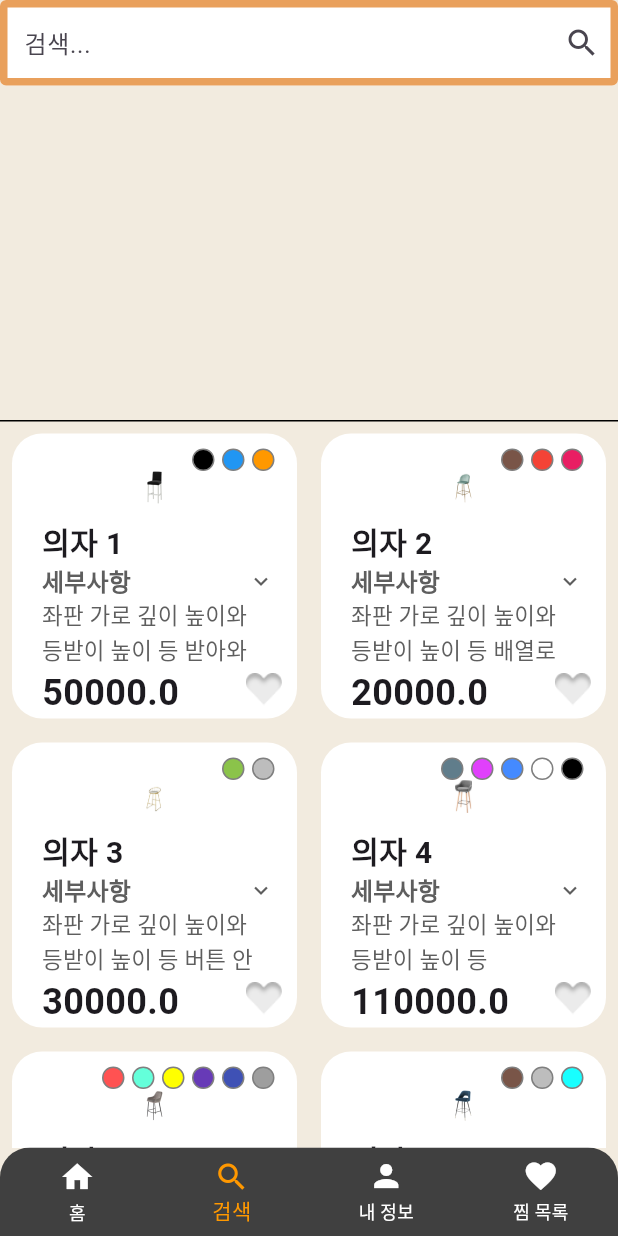
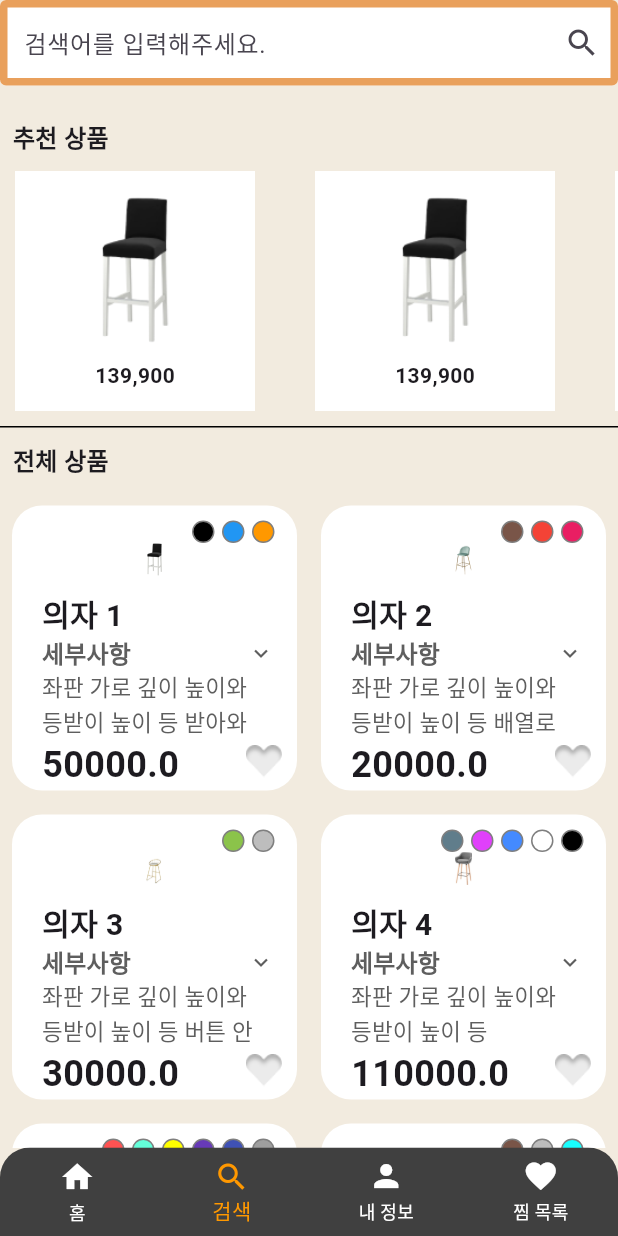
Before and after one commit to FUlcho23/ChairTeamProject, a Flutter app: the SearchPage screen opened directly, on a phone screen of 412 x 824 dp. Run offline on Flutter 3.47's test engine with Material 3 defaults, Android fonts, the phone set to English and light mode, and no system bars.

```diff
--- a/lib/searchpage.dart
+++ b/lib/searchpage.dart
@@ -43,7 +43,7 @@ class _SearchPageState extends State<SearchPage> {
               height: 80,
               child: TextField(
                 decoration: InputDecoration(
-                  hintText: '검색...',
+                  hintText: '검색어를 입력해주세요.',
                   filled: true,
                   fillColor: Colors.white,
                   enabledBorder: OutlineInputBorder(
@@ -56,27 +56,104 @@ class _SearchPageState extends State<SearchPage> {
                 ),
               ),
             ),
+            Text('  추천 상품',
+              style: TextStyle(
+              fontWeight: FontWeight.bold,
+                fontSize: 16,
+            ),),
             SizedBox(height: 10),
-            Container(
-              height: 180,
-              child: SingleChildScrollView(
+            SingleChildScrollView(
               scrollDirection: Axis.horizontal,
               child: Row(
                 children: [
                   SizedBox(width: 10),
-                    // 가로로 스크롤되는 위젯들
+                  Container(
+                    width: 160,
+                    height: 160,
+                    color: Colors.white,
+                    child: Column(
+                      children: [
+                        SizedBox(height: 16),
+                        Image.asset(
+                          'assets/images/chair1.png',
+                          width: 100,
+                          height: 100,
+                        ),
+                        SizedBox(height: 10),
+                        const Text(
+                          '139,900',
+                          style: TextStyle(
+                            fontWeight: FontWeight.bold,
+                          ),
+                        ),
                       ],
                     ),
+                  ),
+                  SizedBox(width: 40),
+                  Container(
+                    width: 160,
+                    height: 160,
+                    color: Colors.white,
+                    child: Column(
+                      children: [
+                        SizedBox(height: 16),
+                        Image.asset(
+                          'assets/images/chair1.png',
+                          width: 100,
+                          height: 100,
+                        ),
+                        SizedBox(height: 10),
+                        const Text(
+                          '139,900',
+                          style: TextStyle(
+                            fontWeight: FontWeight.bold,
+                          ),
+                        ),
+                      ],
+                    ),
+                  ),
+                  SizedBox(width: 40),
+                  Container(
+                    width: 160,
+                    height: 160,
+                    color: Colors.white,
+                    child: Column(
+                      children: [
+                        SizedBox(height: 16),
+                        Image.asset(
+                          'assets/images/chair1.png',
+                          width: 100,
+                          height: 100,
+                        ),
+                        SizedBox(height: 10),
+                        const Text(
+                          '139,900',
+                          style: TextStyle(
+                            fontWeight: FontWeight.bold,
+                          ),
+                        ),
+                      ],
+                    ),
+                  ),
+                ],
               ),
             ),
             SizedBox(
               height: 10,
             ),
-            Container(
+
+            Container(//검은 선
               width: double.infinity,
               height: 1,
               color: Colors.black,
             ),
+            SizedBox(height: 10),
+            Text('  전체 상품',
+              style: TextStyle(
+                fontWeight: FontWeight.bold,
+                fontSize: 16,
+              ),),
+            SizedBox(height: 10),
             GridView.builder(
               physics: const NeverScrollableScrollPhysics(),
               shrinkWrap: true,
@@ -97,6 +174,5 @@ class _SearchPageState extends State<SearchPage> {
         onItemTapped: _onItemTapped,
       ),
     );
-
   }
 }
```
Lines whose indentation alone changed are shown as unchanged.
